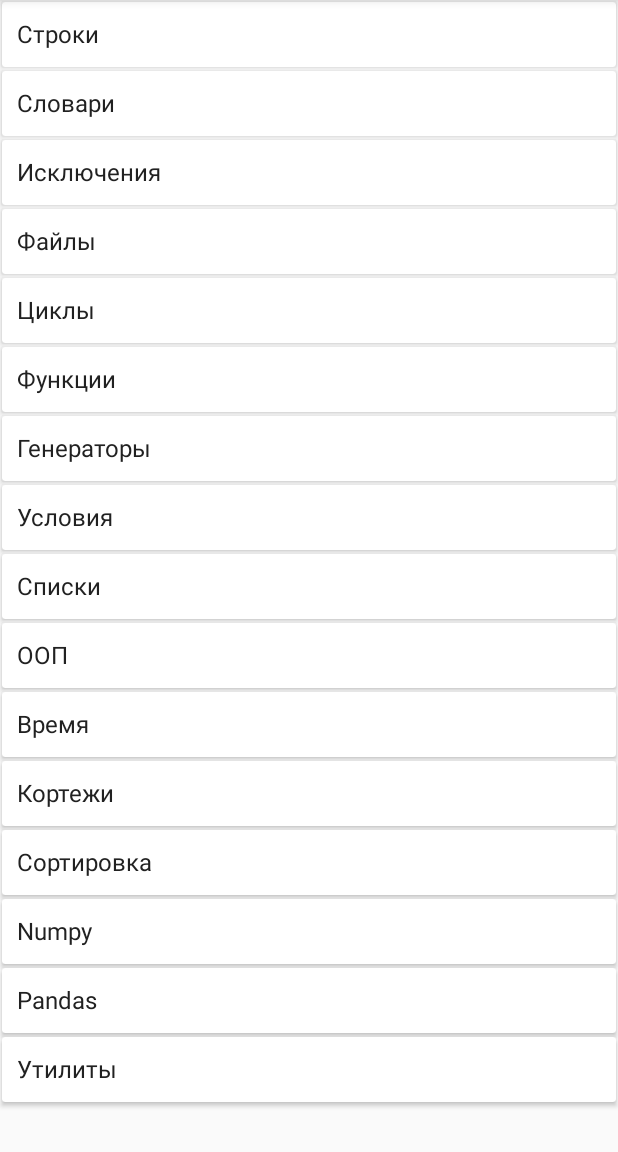
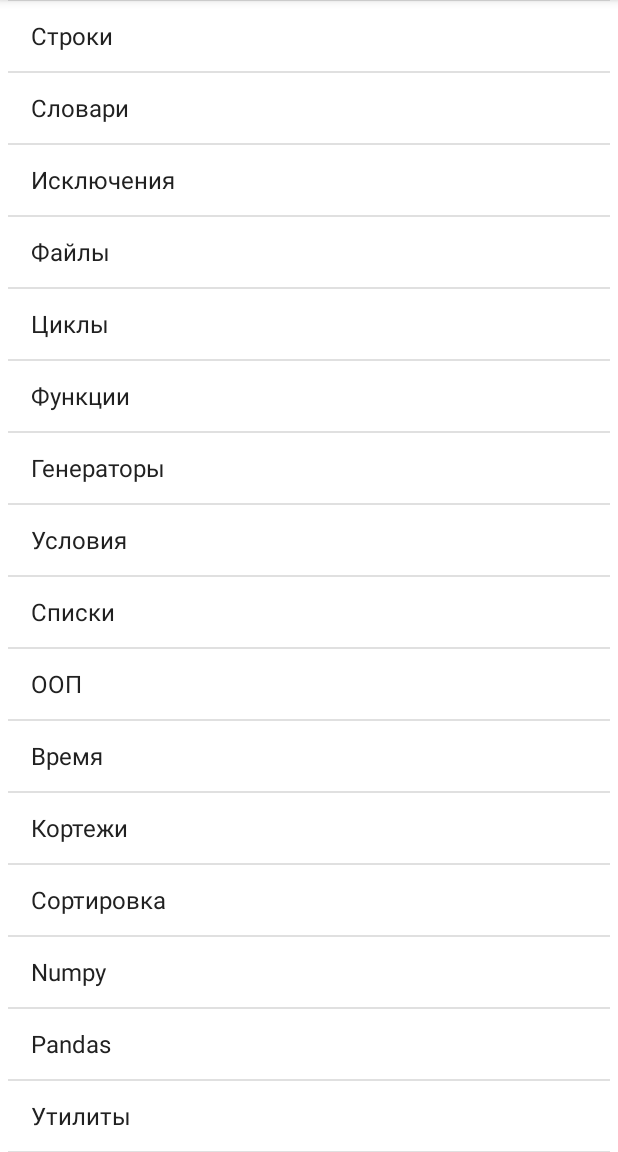
Before and after one commit to MardokUA/PythonSamples, an Android app: the screen it shows after launch (MainActivity), on a phone screen of 412 x 824 dp, the part 84-1236 px from its top. Run offline under Robolectric (Android 15) with nearby library versions, the phone set to English and light mode, and no system bars; our stand-ins replace AdMob, data binding.

Commit message:
UI changes

```diff
--- a/app/src/main/AndroidManifest.xml
+++ b/app/src/main/AndroidManifest.xml
@@ -21,17 +21,13 @@
             </intent-filter>
         </activity>
 
-
         <!--Include the AdActivity configChanges and theme. -->
         <meta-data
             android:name="com.google.android.gms.version"
             android:value="@integer/google_play_services_version" />
-
         <activity
             android:name="com.google.android.gms.ads.AdActivity"
             android:configChanges="keyboard|keyboardHidden|orientation|screenLayout|uiMode|screenSize|smallestScreenSize"
             android:theme="@android:style/Theme.Translucent" />
-
     </application>
-
 </manifest>
--- a/app/src/main/java/com/soleren/pythonsamples/adapters/MainAdapter.java
+++ b/app/src/main/java/com/soleren/pythonsamples/adapters/MainAdapter.java
@@ -1,10 +1,10 @@
 package com.soleren.pythonsamples.adapters;
 
-import android.support.v7.widget.CardView;
 import android.support.v7.widget.RecyclerView;
 import android.view.LayoutInflater;
 import android.view.View;
 import android.view.ViewGroup;
+import android.widget.LinearLayout;
 import android.widget.TextView;
 
 import com.soleren.pythonsamples.R;
@@ -26,13 +26,13 @@ public class MainAdapter extends RecyclerView.Adapter<MainAdapter.ViewHolder> {
 
     @Override
     public ViewHolder onCreateViewHolder(ViewGroup parent, int viewType) {
-        CardView view = (CardView) LayoutInflater.from(parent.getContext()).inflate(R.layout.category_view, parent, false);
+        LinearLayout view = (LinearLayout) LayoutInflater.from(parent.getContext()).inflate(R.layout.category_view, parent, false);
         return new ViewHolder(view);
     }
 
     @Override
     public void onBindViewHolder(ViewHolder holder, final int position) {
-        CardView cardView = holder.view;
+        LinearLayout cardView = holder.view;
         TextView title = (TextView) cardView.findViewById(R.id.category_item);
         title.setText(titles.get(position));
         cardView.setOnClickListener(new View.OnClickListener() {
@@ -49,9 +49,9 @@ public class MainAdapter extends RecyclerView.Adapter<MainAdapter.ViewHolder> {
     }
 
     class ViewHolder extends RecyclerView.ViewHolder {
-        private CardView view;
+        private LinearLayout view;
 
-        ViewHolder(CardView itemView) {
+        ViewHolder(LinearLayout itemView) {
             super(itemView);
             view = itemView;
         }
--- /dev/null
+++ b/app/src/main/res/drawable/list_item_strok_background.xml
@@ -0,0 +1,17 @@
+<?xml version="1.0" encoding="utf-8"?>
+<layer-list xmlns:android="http://schemas.android.com/apk/res/android">
+    <item>
+        <shape android:shape="rectangle">
+            <solid android:color="@android:color/white" />
+        </shape>
+    </item>
+    <item
+        android:left="-20dp"
+        android:right="-20dp">
+        <shape>
+            <stroke
+                android:width="1px"
+                android:color="#e0e0e0" />
+        </shape>
+    </item>
+</layer-list>
--- a/app/src/main/res/layout/activity_main.xml
+++ b/app/src/main/res/layout/activity_main.xml
@@ -1,13 +1,14 @@
 <?xml version="1.0" encoding="utf-8"?>
 <layout xmlns:android="http://schemas.android.com/apk/res/android"
+    xmlns:ads="http://schemas.android.com/apk/res-auto"
     xmlns:app="http://schemas.android.com/apk/res-auto"
     xmlns:tools="http://schemas.android.com/tools"
-    xmlns:ads="http://schemas.android.com/apk/res-auto"
     tools:context="com.example.den.pythonsamples.activities.MainActivity">
 
     <LinearLayout
         android:layout_width="match_parent"
         android:layout_height="match_parent"
+        android:background="@android:color/white"
         android:orientation="vertical">
 
         <android.support.design.widget.AppBarLayout
@@ -18,17 +19,17 @@
                 android:id="@+id/toolbar"
                 android:layout_width="match_parent"
                 android:layout_height="?attr/actionBarSize"
+                android:layout_gravity="end"
                 android:background="?attr/colorPrimary"
                 android:elevation="4dp"
-                android:layout_gravity="end"
                 app:theme="@style/ToolBarStyle">
 
                 <ImageView
                     android:id="@+id/imageRefresh"
-                    android:layout_gravity="right"
                     android:layout_width="30dp"
                     android:layout_height="30dp"
-                    android:layout_marginRight="@dimen/activity_horizontal_margin"/>
+                    android:layout_gravity="right"
+                    android:layout_marginRight="@dimen/activity_horizontal_margin" />
 
             </android.support.v7.widget.Toolbar>
         </android.support.design.widget.AppBarLayout>
--- a/app/src/main/res/layout/category_view.xml
+++ b/app/src/main/res/layout/category_view.xml
@@ -1,15 +1,22 @@
 <?xml version="1.0" encoding="utf-8"?>
-<android.support.v7.widget.CardView xmlns:android="http://schemas.android.com/apk/res/android"
+<LinearLayout
+
+    xmlns:android="http://schemas.android.com/apk/res/android"
     android:layout_width="match_parent"
     android:layout_height="wrap_content"
-    android:layout_margin="1dp">
+    android:background="@drawable/list_item_strok_background"
+    android:gravity="center_vertical"
+    android:minHeight="@dimen/list_item_height"
+    android:layout_marginLeft="5dp"
+    android:layout_marginRight="5dp"
+    android:orientation="horizontal">
 
     <TextView
         android:id="@+id/category_item"
         android:layout_width="match_parent"
         android:layout_height="wrap_content"
+        android:layout_marginLeft="15dp"
+        android:layout_marginStart="15dp"
         android:text="TextView"
-        android:textSize="16dp"
-        android:padding="10dp"
-        android:layout_marginBottom="1dp"/>
-</android.support.v7.widget.CardView>
+        android:textSize="@dimen/list_item_text_size" />
+</LinearLayout>
--- a/app/src/main/res/layout/fragment_main.xml
+++ b/app/src/main/res/layout/fragment_main.xml
@@ -6,15 +6,15 @@
     <RelativeLayout
         android:id="@+id/relative_layout"
         android:layout_width="match_parent"
-        android:layout_height="match_parent">
+        android:layout_height="match_parent"
+        android:background="@android:color/white">
 
         <android.support.v7.widget.RecyclerView
 
             android:id="@+id/main_category_recycler"
             android:layout_width="match_parent"
             android:layout_height="match_parent"
-            android:scrollbars="vertical"
-            >
+            android:scrollbars="vertical">
             <!--android:layout_marginBottom="50dp"-->
 
         </android.support.v7.widget.RecyclerView>
--- a/app/src/main/res/values/dimens.xml
+++ b/app/src/main/res/values/dimens.xml
@@ -11,4 +11,7 @@
     <dimen name="nav_header_height">160dp</dimen>
     <dimen name="fab_margin">16dp</dimen>
     <dimen name="settings_top">15dp</dimen>
+    <!-- List item dimens -->
+    <dimen name="list_item_text_size">16sp</dimen>
+    <dimen name="list_item_height">48dp</dimen>
 </resources>
```
Also changed, not shown: app/src/main/java/com/soleren/pythonsamples/fragments/CategoryFragment.java (+2 -14 lines), app/src/main/java/com/soleren/pythonsamples/fragments/ItemFragment.java (+0 -10 lines), app/src/main/java/com/soleren/pythonsamples/fragments/MainFragment.java (+0 -16 lines), app/src/main/res/layout/fragment_category.xml (+4 -7 lines), app/src/main/res/layout/fragment_item.xml (+3 -14 lines). Lines whose indentation alone changed are shown as unchanged.
